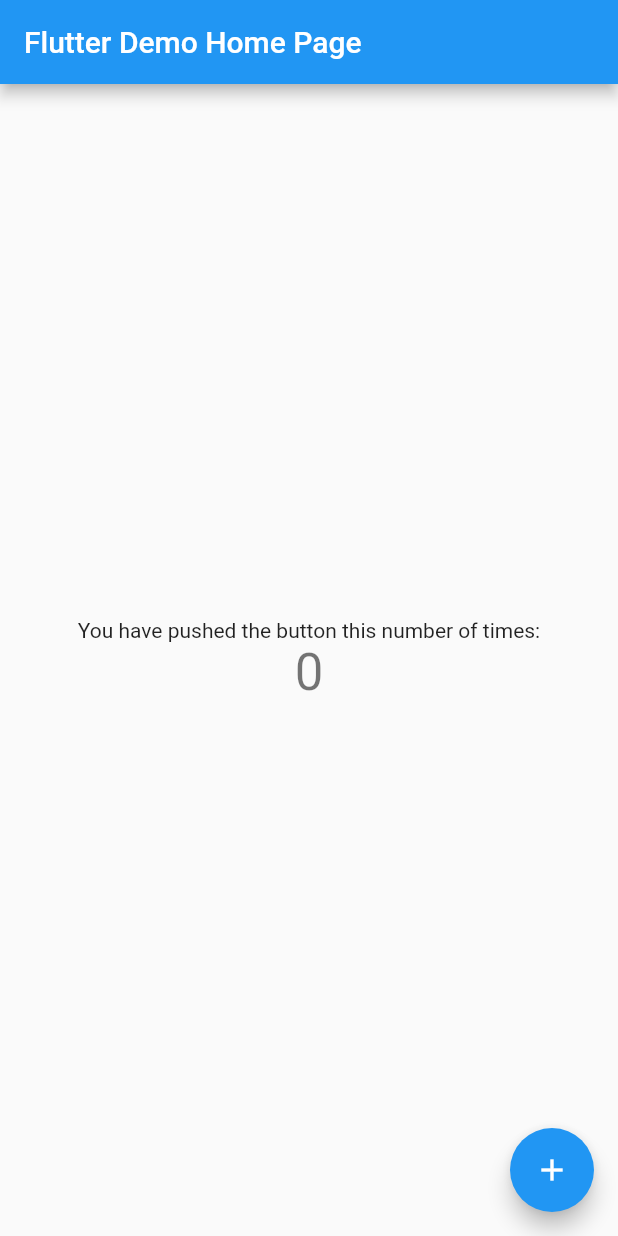
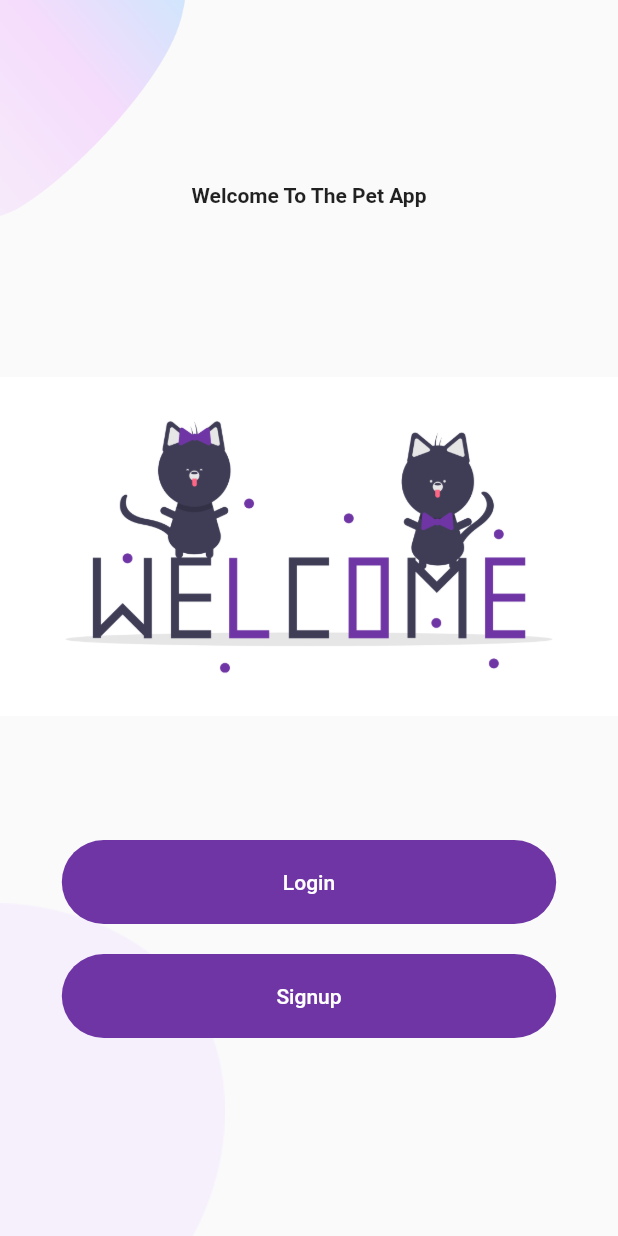
Before and after one commit to HashamWork/PetSocial_V1, a Flutter app: the screen it shows after launch, on a phone screen of 412 x 824 dp. Run offline on Flutter 3.47's test engine with Material 2 defaults, Android fonts, the phone set to English and light mode, and no system bars; our stand-ins replace flutter_svg.

Commit message:
-created the welcome page and rounded buttons

```diff
--- /dev/null
+++ b/lib/Components/rounded_button.dart
@@ -0,0 +1,38 @@
+import 'package:flutter/material.dart';
+import 'package:pet_app_01/constants.dart';
+
+class RoundedButton extends StatelessWidget {
+  final String text;
+  final Function press;
+  final Color color, textColor;
+  const RoundedButton({
+    Key key,
+    this.text,
+    this.press,
+    this.color = kPrimaryColor,
+    this.textColor = Colors.white,
+  }) : super(key: key);
+
+  @override
+  Widget build(BuildContext context) {
+    Size size = MediaQuery.of(context).size;
+    return Container(
+      decoration: BoxDecoration(
+        color: color,
+        borderRadius: BorderRadius.circular(29),
+      ),
+      margin: EdgeInsets.symmetric(vertical: 10),
+      width: size.width * 0.8,
+      child: TextButton(
+        style: TextButton.styleFrom(
+          padding: EdgeInsets.symmetric(vertical: 20, horizontal: 40),
+        ),
+        onPressed: press,
+        child: Text(
+          text,
+          style: TextStyle(color: textColor),
+        ),
+      ),
+    );
+  }
+}
--- /dev/null
+++ b/lib/Components/text_field_container.dart
@@ -0,0 +1,25 @@
+import 'package:flutter/material.dart';
+import 'package:pet_app_01/constants.dart';
+
+class TextFieldContainer extends StatelessWidget {
+  final Widget child;
+  const TextFieldContainer({
+    Key key,
+    this.child,
+  }) : super(key: key);
+
+  @override
+  Widget build(BuildContext context) {
+    Size size = MediaQuery.of(context).size;
+    return Container(
+      margin: EdgeInsets.symmetric(vertical: 10),
+      padding: EdgeInsets.symmetric(horizontal: 20, vertical: 5),
+      width: size.width * 0.8,
+      decoration: BoxDecoration(
+        color: kPrimaryLightColor,
+        borderRadius: BorderRadius.circular(29),
+      ),
+      child: child,
+    );
+  }
+}
--- /dev/null
+++ b/lib/Screens/Welcome/components/background.dart
@@ -0,0 +1,38 @@
+import 'package:flutter/material.dart';
+
+class Background extends StatelessWidget {
+  final Widget child;
+
+  const Background({
+    Key key,
+    @required this.child,
+  }) : super(key: key);
+
+  @override
+  Widget build(BuildContext context) {
+    Size size = MediaQuery.of(context).size;
+    return Container(
+      height: size.height,
+      width: double.infinity,
+      child: Stack(
+        alignment: Alignment.center,
+        children: <Widget>[
+          Positioned(
+            top: 0,
+            left: 0,
+            child: Image.asset(
+              'assets/images/main_top.png',
+              width: size.width * 0.3,
+            ),
+          ),
+          Positioned(
+            bottom: 0,
+            left: 0,
+            child: Image.asset("assets/images/main_bottom.png"),
+          ),
+          child,
+        ],
+      ),
+    );
+  }
+}
--- /dev/null
+++ b/lib/Screens/Welcome/components/body.dart
@@ -0,0 +1,46 @@
+import 'package:flutter/material.dart';
+import 'package:flutter_svg/svg.dart';
+
+import 'background.dart';
+import 'package:pet_app_01/Components/rounded_button.dart';
+import 'package:pet_app_01/constants.dart';
+
+class Body extends StatelessWidget {
+  @override
+  Widget build(BuildContext context) {
+    Size size = MediaQuery.of(context).size;
+    //This provides height of the screen
+    return Background(
+      child: SingleChildScrollView(
+        child: Column(
+          mainAxisAlignment: MainAxisAlignment.center,
+          children: <Widget>[
+            Text(
+              "Welcome To The Pet App",
+              style: TextStyle(fontWeight: FontWeight.bold),
+            ),
+            SizedBox(
+              height: size.height * 0.05,
+            ),
+            Image.asset(
+              "assets/images/undraw_welcome_cats_thqn.png",
+              height: size.height * 0.45,
+            ),
+            RoundedButton(
+              text: "Login",
+              press: () {
+                print('Login is working');
+              },
+            ),
+            RoundedButton(
+              text: "Signup",
+              press: () {
+                print('Signup is working');
+              },
+            ),
+          ],
+        ),
+      ),
+    );
+  }
+}
--- /dev/null
+++ b/lib/Screens/Welcome/welcome_screen.dart
@@ -0,0 +1,11 @@
+import 'package:flutter/material.dart';
+import 'package:pet_app_01/Screens/Welcome/components/body.dart';
+
+class WelcomeScreen extends StatelessWidget {
+  @override
+  Widget build(BuildContext context) {
+    return Scaffold(
+      body: Body(),
+    );
+  }
+}
--- /dev/null
+++ b/lib/constants.dart
@@ -0,0 +1,4 @@
+import 'package:flutter/material.dart';
+
+const kPrimaryColor = Color(0xFF6F35A5);
+const kPrimaryLightColor = Color(0xFFF1E6FF);
--- a/lib/main.dart
+++ b/lib/main.dart
@@ -1,4 +1,6 @@
 import 'package:flutter/material.dart';
+
+import 'Screens/Welcome/welcome_screen.dart';
 
 void main() {
   runApp(MyApp());
@@ -9,105 +11,21 @@
   @override
   Widget build(BuildContext context) {
     return MaterialApp(
-      title: 'Flutter Demo',
-      theme: ThemeData(
-        // This is the theme of your application.
-        //
-        // Try running your application with "flutter run". You'll see the
-        // application has a blue toolbar. Then, without quitting the app, try
-        // changing the primarySwatch below to Colors.green and then invoke
-        // "hot reload" (press "r" in the console where you ran "flutter run",
-        // or simply save your changes to "hot reload" in a Flutter IDE).
-        // Notice that the counter didn't reset back to zero; the application
-        // is not restarted.
-        primarySwatch: Colors.blue,
+      home: Scaffold(
+        backgroundColor: Colors.white,
+        body: SafeArea(
+          child: WelcomeScreen(),
+        ),
       ),
-      home: MyHomePage(title: 'Flutter Demo Home Page'),
     );
   }
 }
 
-class MyHomePage extends StatefulWidget {
-  MyHomePage({Key key, this.title}) : super(key: key);
-
-  // This widget is the home page of your application. It is stateful, meaning
-  // that it has a State object (defined below) that contains fields that affect
-  // how it looks.
-
-  // This class is the configuration for the state. It holds the values (in this
-  // case the title) provided by the parent (in this case the App widget) and
-  // used by the build method of the State. Fields in a Widget subclass are
-  // always marked "final".
-
-  final String title;
-
-  @override
-  _MyHomePageState createState() => _MyHomePageState();
-}
-
-class _MyHomePageState extends State<MyHomePage> {
-  int _counter = 0;
-
-  void _incrementCounter() {
-    setState(() {
-      // This call to setState tells the Flutter framework that something has
-      // changed in this State, which causes it to rerun the build method below
-      // so that the display can reflect the updated values. If we changed
-      // _counter without calling setState(), then the build method would not be
-      // called again, and so nothing would appear to happen.
-      _counter++;
-    });
-  }
-
+class Testing extends StatelessWidget {
   @override
   Widget build(BuildContext context) {
-    // This method is rerun every time setState is called, for instance as done
-    // by the _incrementCounter method above.
-    //
-    // The Flutter framework has been optimized to make rerunning build methods
-    // fast, so that you can just rebuild anything that needs updating rather
-    // than having to individually change instances of widgets.
-    return Scaffold(
-      appBar: AppBar(
-        // Here we take the value from the MyHomePage object that was created by
-        // the App.build method, and use it to set our appbar title.
-        title: Text(widget.title),
-      ),
-      body: Center(
-        // Center is a layout widget. It takes a single child and positions it
-        // in the middle of the parent.
-        child: Column(
-          // Column is also a layout widget. It takes a list of children and
-          // arranges them vertically. By default, it sizes itself to fit its
-          // children horizontally, and tries to be as tall as its parent.
-          //
-          // Invoke "debug painting" (press "p" in the console, choose the
-          // "Toggle Debug Paint" action from the Flutter Inspector in Android
-          // Studio, or the "Toggle Debug Paint" command in Visual Studio Code)
-          // to see the wireframe for each widget.
-          //
-          // Column has various properties to control how it sizes itself and
-          // how it positions its children. Here we use mainAxisAlignment to
-          // center the children vertically; the main axis here is the vertical
-          // axis because Columns are vertical (the cross axis would be
-          // horizontal).
-          mainAxisAlignment: MainAxisAlignment.center,
-          children: <Widget>[
-            Text(
-              'You have pushed the button this number of times:',
-            ),
-            Text(
-              '$_counter',
-              style: Theme.of(context).textTheme.headline4,
-            ),
-          ],
-        ),
-      ),
-      floatingActionButton: FloatingActionButton(
-        onPressed: _incrementCounter,
-        tooltip: 'Increment',
-        child: Icon(Icons.add),
-      ), // This trailing comma makes auto-formatting nicer for build methods.
+    return Container(
+      child: Text('THis is not just a testing app'),
     );
   }
 }
```
Also changed, not shown: pubspec.yaml (+4 -4 lines), assets/icons/chat.svg (added), assets/images/Flutter_Logo.jpeg (added), assets/images/login_bottom.png (added), assets/images/main_bottom.png (added), assets/images/main_top.png (added), assets/images/signup_top.png (added), assets/images/undraw_welcome_cats_thqn.png (added), pubspec.lock.
